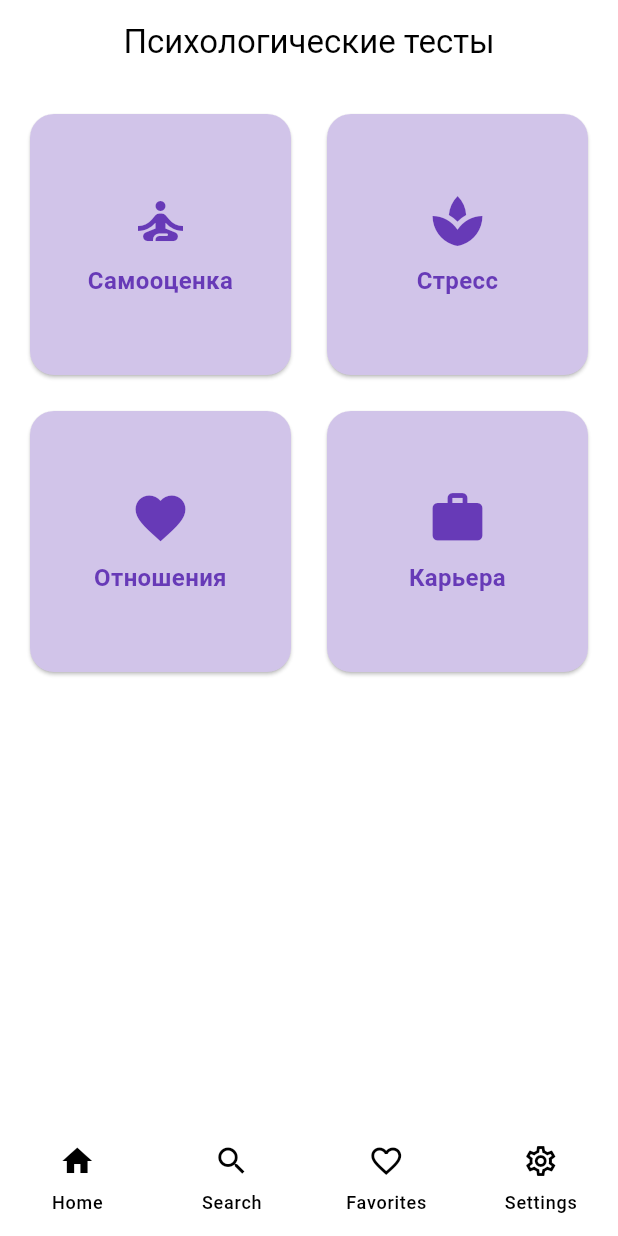
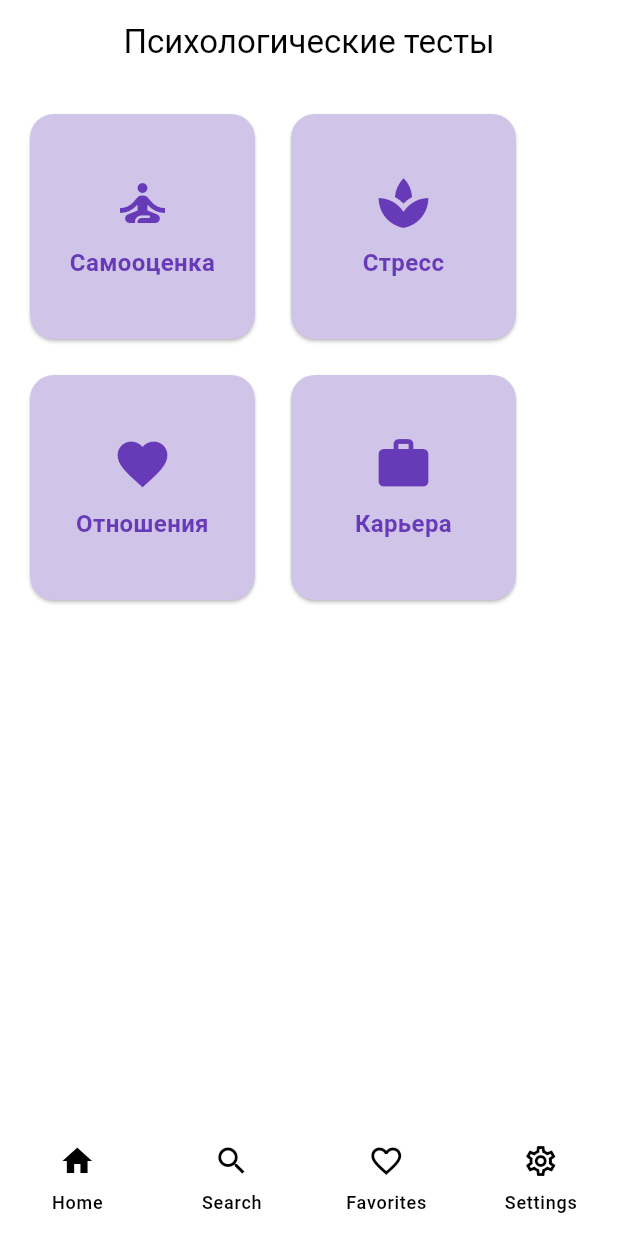
Before and after one commit to DmitriyVilla/psychology_app, a Flutter app: the screen it shows after launch, on a phone screen of 412 x 824 dp. Run offline on Flutter 3.47's test engine with Material 3 defaults, Android fonts, the light colour scheme and no system bars.

Commit message:
Positions for Cards changed

```diff
--- a/lib/home_page.dart
+++ b/lib/home_page.dart
@@ -26,19 +26,14 @@ class _HomePageState extends State<HomePage> {
     title: const Text('Психологические тесты'),
     centerTitle: true,
   ),
-  body: LayoutBuilder(
-    builder: (context, constraints) {
-      // Anzahl der Spalten basierend auf der Bildschirmbreite anpassen
-      int crossAxisCount = constraints.maxWidth > 600 ? 3 : 2; // 3 Spalten bei größeren Bildschirmen
-      return GridView.builder(
+  body: Padding(
     padding: const EdgeInsets.all(16.0),
-        gridDelegate: SliverGridDelegateWithFixedCrossAxisCount(
-          crossAxisCount: crossAxisCount, // Anzahl der Spalten
-          crossAxisSpacing: 16.0,
-          mainAxisSpacing: 16.0,
-        ),
-        itemCount: categories.length, // Anzahl der Kategorien
-        itemBuilder: (context, index) {
+    child: Wrap(
+
+
+      spacing: 16.0, // Abstand zwischen den Karten horizontal
+      runSpacing: 16.0, // Abstand zwischen den Karten vertikal
+      children: List.generate(categories.length, (index) {
         final category = categories[index];
         return GestureDetector(
           onTap: () {
@@ -54,6 +49,9 @@ class _HomePageState extends State<HomePage> {
               borderRadius: BorderRadius.circular(16.0),
             ),
             color: Colors.deepPurple.shade100, // Hintergrundfarbe der Karten
+            child: SizedBox(
+              width: 150, // Feste Breite für die Karte
+              height: 150, // Feste Höhe für die Karte
               child: Column(
                 mainAxisAlignment: MainAxisAlignment.center,
                 children: [
@@ -71,12 +69,13 @@ class _HomePageState extends State<HomePage> {
                 ],
               ),
             ),
-          );
-        },
-      );
-    },
           ),
         );
+      }),
+    ),
+  ),
+);
+
 
   }
 }
```
Lines whose indentation alone changed are shown as unchanged.
